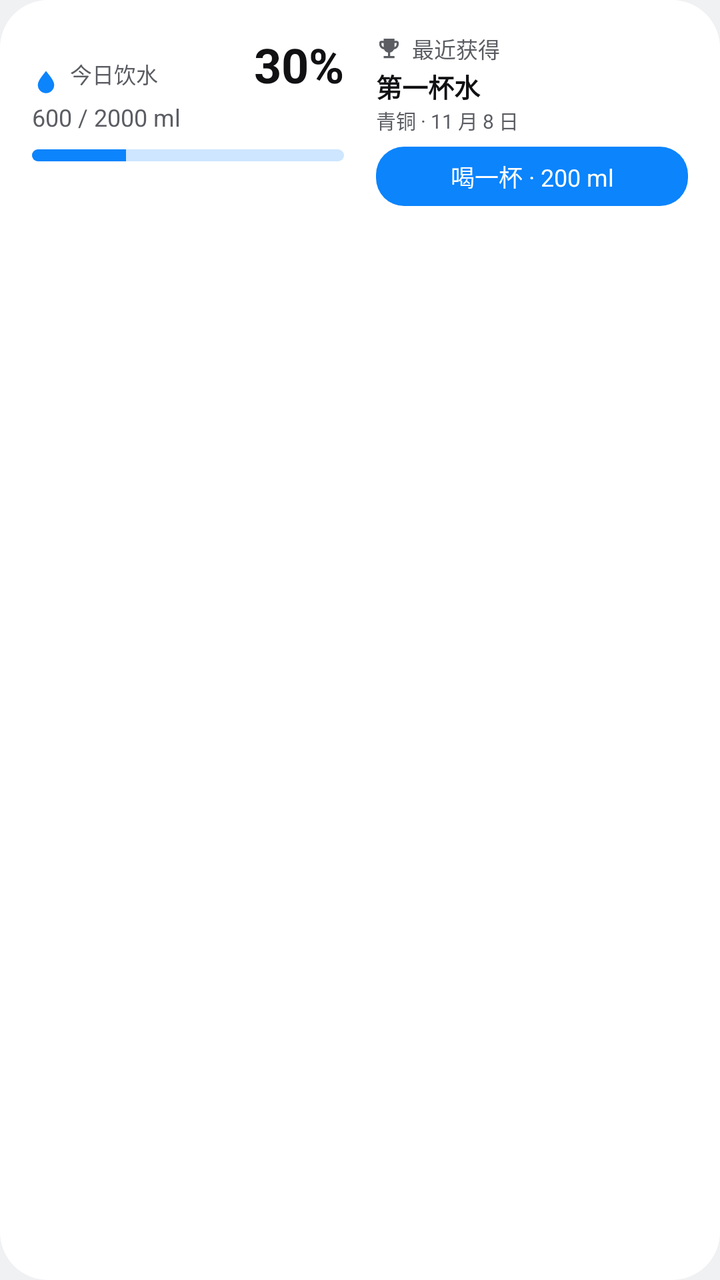
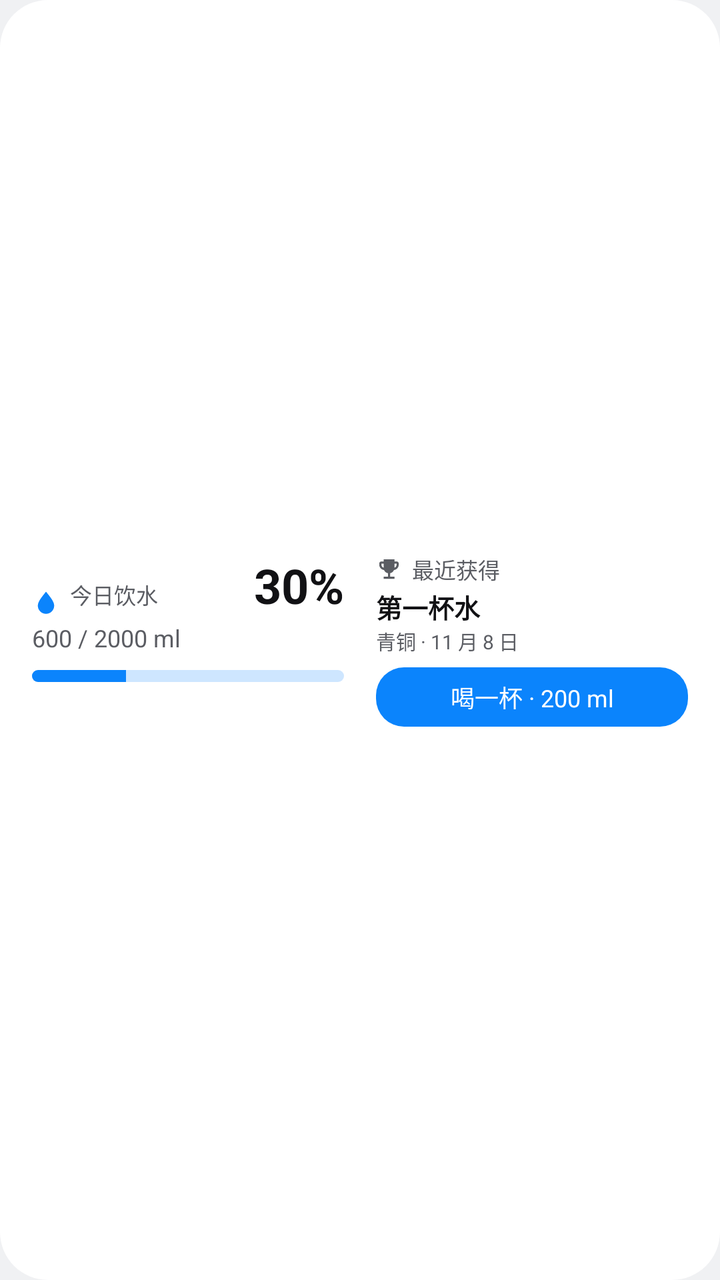

Before-and-after screenshots of an Android layout around one commit, followed by the original layout XML and the change that was made.
<!-- AndroidManifest.xml: application theme Theme.AquaDay -->
<!-- res/layout/widget_aqua_wide.xml -->
<?xml version="1.0" encoding="utf-8"?>
<LinearLayout xmlns:android="http://schemas.android.com/apk/res/android"
    android:id="@+id/widget_root"
    android:layout_width="match_parent"
    android:layout_height="match_parent"
    android:background="@drawable/widget_bg_light"
    android:gravity="center_vertical"
    android:orientation="horizontal"
    android:padding="16dp">

    <LinearLayout
        android:layout_width="0dp"
        android:layout_height="wrap_content"
        android:layout_gravity="top"
        android:layout_weight="1"
        android:orientation="vertical">

        <LinearLayout
            android:layout_width="match_parent"
            android:layout_height="wrap_content"
            android:gravity="bottom"
            android:orientation="horizontal">

            <ImageView
                android:id="@+id/widget_icon"
                android:layout_width="14dp"
                android:layout_height="14dp"
                android:layout_marginEnd="5dp"
                android:contentDescription="@null"
                android:src="@drawable/ic_widget_drop"
                android:tint="#0B84FC" />

            <TextView
                android:id="@+id/widget_label"
                android:layout_width="wrap_content"
                android:layout_height="wrap_content"
                android:text="@string/widget_today"
                android:textColor="#5B5D63"
                android:textSize="11sp" />

            <TextView
                android:layout_width="0dp"
                android:layout_height="1dp"
                android:layout_weight="1" />

            <TextView
                android:id="@+id/widget_amount"
                android:layout_width="wrap_content"
                android:layout_height="wrap_content"
                android:text="30%"
                android:textColor="#111114"
                android:textSize="24sp"
                android:textStyle="bold" />
        </LinearLayout>

        <TextView
            android:id="@+id/widget_goal"
            android:layout_width="match_parent"
            android:layout_height="wrap_content"
            android:layout_marginTop="2dp"
            android:ellipsize="end"
            android:maxLines="1"
            android:text="@string/widget_goal_preview"
            android:textColor="#5B5D63"
            android:textSize="12sp" />

        <ProgressBar
            android:id="@+id/widget_progress"
            style="?android:attr/progressBarStyleHorizontal"
            android:layout_width="match_parent"
            android:layout_height="6dp"
            android:layout_marginTop="8dp"
            android:max="100"
            android:progress="30"
            android:progressDrawable="@drawable/widget_progress" />
    </LinearLayout>

    <LinearLayout
        android:layout_width="0dp"
        android:layout_height="wrap_content"
        android:layout_gravity="top"
        android:layout_marginStart="16dp"
        android:layout_weight="1"
        android:orientation="vertical">

        <LinearLayout
            android:layout_width="match_parent"
            android:layout_height="wrap_content"
            android:gravity="center_vertical"
            android:orientation="horizontal">

            <ImageView
                android:id="@+id/widget_badge_icon"
                android:layout_width="13dp"
                android:layout_height="13dp"
                android:layout_marginEnd="5dp"
                android:contentDescription="@null"
                android:src="@drawable/ic_widget_trophy"
                android:tint="#5B5D63" />

            <TextView
                android:id="@+id/widget_badge_label"
                android:layout_width="wrap_content"
                android:layout_height="wrap_content"
                android:text="@string/widget_badge_label"
                android:textColor="#5B5D63"
                android:textSize="11sp" />
        </LinearLayout>

        <TextView
            android:id="@+id/widget_badge_title"
            android:layout_width="match_parent"
            android:layout_height="wrap_content"
            android:layout_marginTop="1dp"
            android:ellipsize="end"
            android:maxLines="1"
            android:text="@string/widget_badge_preview_title"
            android:textColor="#111114"
            android:textSize="13sp"
            android:textStyle="bold" />

        <TextView
            android:id="@+id/widget_badge_meta"
            android:layout_width="match_parent"
            android:layout_height="wrap_content"
            android:ellipsize="end"
            android:maxLines="1"
            android:text="@string/widget_badge_preview_meta"
            android:textColor="#5B5D63"
            android:textSize="10sp" />

        <TextView
            android:id="@+id/widget_action"
            android:layout_width="match_parent"
            android:layout_height="wrap_content"
            android:layout_marginTop="6dp"
            android:background="@drawable/widget_action_bg_light"
            android:ellipsize="end"
            android:gravity="center"
            android:maxLines="1"
            android:paddingTop="6dp"
            android:paddingBottom="6dp"
            android:text="@string/widget_action_preview"
            android:textColor="@android:color/white"
            android:textSize="12sp" />
    </LinearLayout>
</LinearLayout>
<!-- resources referenced by this layout -->
<resources>
  <!-- drawable ic_widget_drop (drawable) -->
  <?xml version="1.0" encoding="utf-8"?>
  <vector xmlns:android="http://schemas.android.com/apk/res/android"
      android:width="24dp"
      android:height="24dp"
      android:viewportWidth="24"
      android:viewportHeight="24">
      <path
          android:fillColor="#FFFFFFFF"
          android:pathData="M12,2C8,7 5,10.6 5,14a7,7 0 0,0 14,0C19,10.6 16,7 12,2Z" />
  </vector>
  <!-- drawable ic_widget_trophy (drawable) -->
  <?xml version="1.0" encoding="utf-8"?>
  <vector xmlns:android="http://schemas.android.com/apk/res/android"
      android:width="24dp"
      android:height="24dp"
      android:viewportWidth="24"
      android:viewportHeight="24">
      <path
          android:fillColor="#FFFFFFFF"
          android:pathData="M19,5h-2V3H7v2H5C3.9,5 3,5.9 3,7v1c0,2.55 1.92,4.63 4.39,4.94 0.63,1.5 1.98,2.63 3.61,2.96V19H7v2h10v-2h-4v-3.1c1.63,-0.33 2.98,-1.46 3.61,-2.96C19.08,12.63 21,10.55 21,8V7C21,5.9 20.1,5 19,5zM5,8V7h2v3.82C5.84,10.4 5,9.3 5,8zM19,8c0,1.3 -0.84,2.4 -2,2.82V7h2V8z" />
  </vector>
  <!-- drawable widget_action_bg_light (drawable) -->
  <?xml version="1.0" encoding="utf-8"?>
  <shape xmlns:android="http://schemas.android.com/apk/res/android"
      android:shape="rectangle">
      <solid android:color="#FF0B84FC" />
      <corners android:radius="14dp" />
  </shape>
  <!-- drawable widget_bg_light (drawable) -->
  <?xml version="1.0" encoding="utf-8"?>
  <shape xmlns:android="http://schemas.android.com/apk/res/android"
      android:shape="rectangle">
      <solid android:color="#FFFFFFFF" />
      <corners android:radius="24dp" />
  </shape>
  <!-- drawable widget_progress (drawable) -->
  <?xml version="1.0" encoding="utf-8"?>
  <layer-list xmlns:android="http://schemas.android.com/apk/res/android">
      <item android:id="@android:id/background">
          <shape android:shape="rectangle">
              <solid android:color="#330B84FC" />
              <corners android:radius="3dp" />
          </shape>
      </item>
      <item android:id="@android:id/progress">
          <clip>
              <shape android:shape="rectangle">
                  <solid android:color="#FF0B84FC" />
                  <corners android:radius="3dp" />
              </shape>
          </clip>
      </item>
  </layer-list>
  <string name="widget_action_preview">喝一杯 · 200 ml</string>
  <string name="widget_badge_label">最近获得</string>
  <string name="widget_badge_preview_meta">青铜 · 11 月 8 日</string>
  <string name="widget_badge_preview_title">第一杯水</string>
  <string name="widget_goal_preview">600 / 2000 ml</string>
  <string name="widget_today">今日饮水</string>
  <style name="Theme.AquaDay" parent="@android:style/Theme.DeviceDefault.DayNight">
          <item name="android:windowBackground">@color/aqua_window_background</item>
          <item name="android:statusBarColor">@android:color/transparent</item>
          <item name="android:navigationBarColor">@android:color/transparent</item>
          <item name="android:windowActionBar">false</item>
          <item name="android:windowNoTitle">true</item>
          <item name="android:enforceStatusBarContrast">false</item>
          <item name="android:enforceNavigationBarContrast">false</item>
      </style>
  <color name="aqua_window_background">#FFF0F1F3</color>
</resources>

<!-- the commit's change to res/layout/widget_aqua_wide.xml (unified diff, before → after) -->
@@ -4,144 +4,148 @@
     android:layout_width="match_parent"
     android:layout_height="match_parent"
     android:background="@drawable/widget_bg_light"
-    android:gravity="center_vertical"
-    android:orientation="horizontal"
+    android:gravity="center_horizontal|center_vertical"
+    android:orientation="vertical"
     android:padding="16dp">
 
     <LinearLayout
-        android:layout_width="0dp"
+        android:layout_width="match_parent"
         android:layout_height="wrap_content"
-        android:layout_gravity="top"
-        android:layout_weight="1"
-        android:orientation="vertical">
+        android:orientation="horizontal">
 
         <LinearLayout
-            android:layout_width="match_parent"
+            android:layout_width="0dp"
             android:layout_height="wrap_content"
-            android:gravity="bottom"
-            android:orientation="horizontal">
+            android:layout_weight="1"
+            android:orientation="vertical">
 
-            <ImageView
-                android:id="@+id/widget_icon"
-                android:layout_width="14dp"
-                android:layout_height="14dp"
-                android:layout_marginEnd="5dp"
-                android:contentDescription="@null"
-                android:src="@drawable/ic_widget_drop"
-                android:tint="#0B84FC" />
+            <LinearLayout
+                android:layout_width="match_parent"
+                android:layout_height="wrap_content"
+                android:gravity="bottom"
+                android:orientation="horizontal">
+
+                <ImageView
+                    android:id="@+id/widget_icon"
+                    android:layout_width="14dp"
+                    android:layout_height="14dp"
+                    android:layout_marginEnd="5dp"
+                    android:contentDescription="@null"
+                    android:src="@drawable/ic_widget_drop"
+                    android:tint="#0B84FC" />
+
+                <TextView
+                    android:id="@+id/widget_label"
+                    android:layout_width="wrap_content"
+                    android:layout_height="wrap_content"
+                    android:text="@string/widget_today"
+                    android:textColor="#5B5D63"
+                    android:textSize="11sp" />
+
+                <TextView
+                    android:layout_width="0dp"
+                    android:layout_height="1dp"
+                    android:layout_weight="1" />
+
+                <TextView
+                    android:id="@+id/widget_amount"
+                    android:layout_width="wrap_content"
+                    android:layout_height="wrap_content"
+                    android:text="30%"
+                    android:textColor="#111114"
+                    android:textSize="24sp"
+                    android:textStyle="bold" />
+            </LinearLayout>
 
             <TextView
-                android:id="@+id/widget_label"
-                android:layout_width="wrap_content"
+                android:id="@+id/widget_goal"
+                android:layout_width="match_parent"
                 android:layout_height="wrap_content"
-                android:text="@string/widget_today"
+                android:layout_marginTop="2dp"
+                android:ellipsize="end"
+                android:maxLines="1"
+                android:text="@string/widget_goal_preview"
                 android:textColor="#5B5D63"
-                android:textSize="11sp" />
+                android:textSize="12sp" />
+
+            <ProgressBar
+                android:id="@+id/widget_progress"
+                style="?android:attr/progressBarStyleHorizontal"
+                android:layout_width="match_parent"
+                android:layout_height="6dp"
+                android:layout_marginTop="8dp"
+                android:max="100"
+                android:progress="30"
+                android:progressDrawable="@drawable/widget_progress" />
+        </LinearLayout>
+
+        <LinearLayout
+            android:layout_width="0dp"
+            android:layout_height="wrap_content"
+            android:layout_marginStart="16dp"
+            android:layout_weight="1"
+            android:orientation="vertical">
+
+            <LinearLayout
+                android:layout_width="match_parent"
+                android:layout_height="wrap_content"
+                android:gravity="center_vertical"
+                android:orientation="horizontal">
+
+                <ImageView
+                    android:id="@+id/widget_badge_icon"
+                    android:layout_width="13dp"
+                    android:layout_height="13dp"
+                    android:layout_marginEnd="5dp"
+                    android:contentDescription="@null"
+                    android:src="@drawable/ic_widget_trophy"
+                    android:tint="#5B5D63" />
+
+                <TextView
+                    android:id="@+id/widget_badge_label"
+                    android:layout_width="wrap_content"
+                    android:layout_height="wrap_content"
+                    android:text="@string/widget_badge_label"
+                    android:textColor="#5B5D63"
+                    android:textSize="11sp" />
+            </LinearLayout>
 
             <TextView
-                android:layout_width="0dp"
-                android:layout_height="1dp"
-                android:layout_weight="1" />
+                android:id="@+id/widget_badge_title"
+                android:layout_width="match_parent"
+                android:layout_height="wrap_content"
+                android:layout_marginTop="1dp"
+                android:ellipsize="end"
+                android:maxLines="1"
+                android:text="@string/widget_badge_preview_title"
+                android:textColor="#111114"
+                android:textSize="13sp"
+                android:textStyle="bold" />
 
             <TextView
-                android:id="@+id/widget_amount"
-                android:layout_width="wrap_content"
+                android:id="@+id/widget_badge_meta"
+                android:layout_width="match_parent"
                 android:layout_height="wrap_content"
-                android:text="30%"
-                android:textColor="#111114"
-                android:textSize="24sp"
-                android:textStyle="bold" />
-        </LinearLayout>
-
-        <TextView
-            android:id="@+id/widget_goal"
-            android:layout_width="match_parent"
-            android:layout_height="wrap_content"
-            android:layout_marginTop="2dp"
-            android:ellipsize="end"
-            android:maxLines="1"
-            android:text="@string/widget_goal_preview"
-            android:textColor="#5B5D63"
-            android:textSize="12sp" />
-
-        <ProgressBar
-            android:id="@+id/widget_progress"
-            style="?android:attr/progressBarStyleHorizontal"
-            android:layout_width="match_parent"
-            android:layout_height="6dp"
-            android:layout_marginTop="8dp"
-            android:max="100"
-            android:progress="30"
-            android:progressDrawable="@drawable/widget_progress" />
-    </LinearLayout>
-
-    <LinearLayout
-        android:layout_width="0dp"
-        android:layout_height="wrap_content"
-        android:layout_gravity="top"
-        android:layout_marginStart="16dp"
-        android:layout_weight="1"
-        android:orientation="vertical">
-
-        <LinearLayout
-            android:layout_width="match_parent"
-            android:layout_height="wrap_content"
-            android:gravity="center_vertical"
-            android:orientation="horizontal">
-
-            <ImageView
-                android:id="@+id/widget_badge_icon"
-                android:layout_width="13dp"
-                android:layout_height="13dp"
-                android:layout_marginEnd="5dp"
-                android:contentDescription="@null"
-                android:src="@drawable/ic_widget_trophy"
-                android:tint="#5B5D63" />
+                android:ellipsize="end"
+                android:maxLines="1"
+                android:text="@string/widget_badge_preview_meta"
+                android:textColor="#5B5D63"
+                android:textSize="10sp" />
 
             <TextView
-                android:id="@+id/widget_badge_label"
-                android:layout_width="wrap_content"
+                android:id="@+id/widget_action"
+                android:layout_width="match_parent"
                 android:layout_height="wrap_content"
-                android:text="@string/widget_badge_label"
-                android:textColor="#5B5D63"
-                android:textSize="11sp" />
+                android:layout_marginTop="6dp"
+                android:background="@drawable/widget_action_bg_light"
+                android:ellipsize="end"
+                android:gravity="center"
+                android:maxLines="1"
+                android:paddingTop="6dp"
+                android:paddingBottom="6dp"
+                android:text="@string/widget_action_preview"
+                android:textColor="@android:color/white"
+                android:textSize="12sp" />
         </LinearLayout>
-
-        <TextView
-            android:id="@+id/widget_badge_title"
-            android:layout_width="match_parent"
-            android:layout_height="wrap_content"
-            android:layout_marginTop="1dp"
-            android:ellipsize="end"
-            android:maxLines="1"
-            android:text="@string/widget_badge_preview_title"
-            android:textColor="#111114"
-            android:textSize="13sp"
-            android:textStyle="bold" />
-
-        <TextView
-            android:id="@+id/widget_badge_meta"
-            android:layout_width="match_parent"
-            android:layout_height="wrap_content"
-            android:ellipsize="end"
-            android:maxLines="1"
-            android:text="@string/widget_badge_preview_meta"
-            android:textColor="#5B5D63"
-            android:textSize="10sp" />
-
-        <TextView
-            android:id="@+id/widget_action"
-            android:layout_width="match_parent"
-            android:layout_height="wrap_content"
-            android:layout_marginTop="6dp"
-            android:background="@drawable/widget_action_bg_light"
-            android:ellipsize="end"
-            android:gravity="center"
-            android:maxLines="1"
-            android:paddingTop="6dp"
-            android:paddingBottom="6dp"
-            android:text="@string/widget_action_preview"
-            android:textColor="@android:color/white"
-            android:textSize="12sp" />
     </LinearLayout>
 </LinearLayout>
